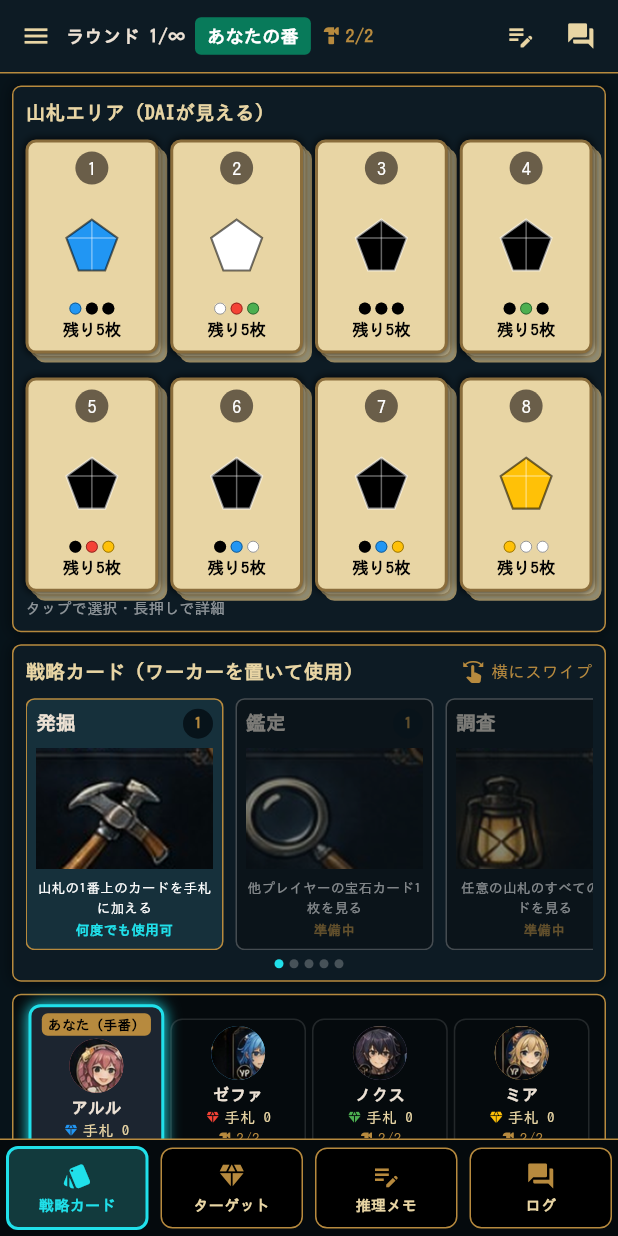
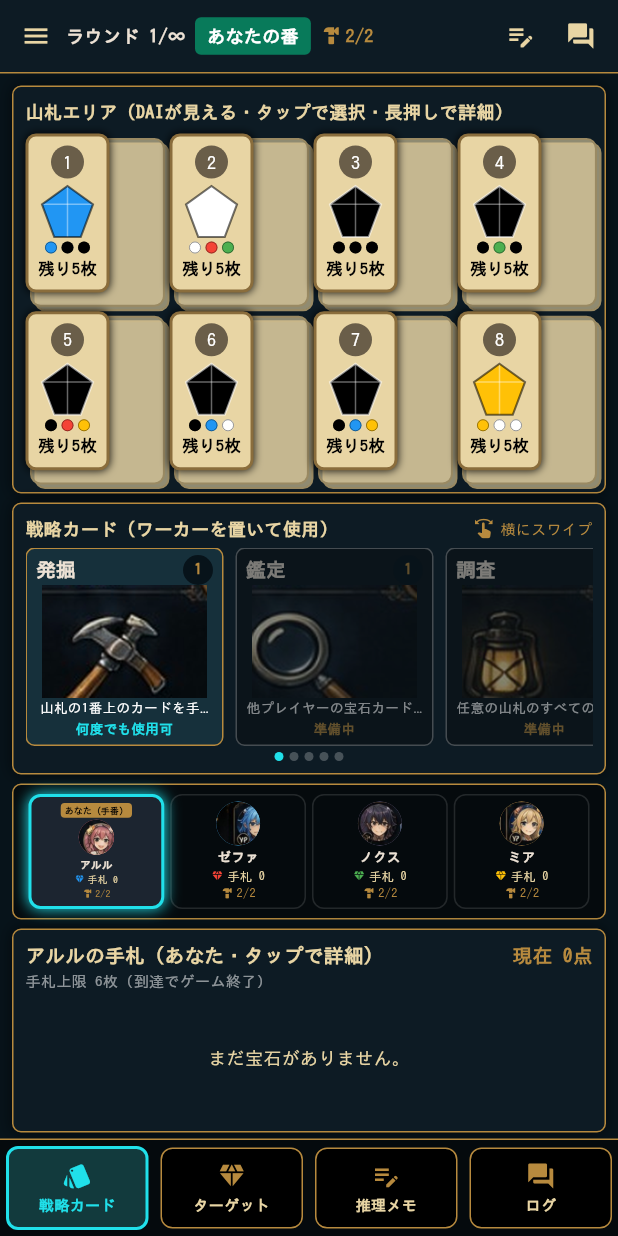
Before and after one commit to perusonao/fakedigger, a Flutter app: the screen it shows after launch, on a phone screen of 412 x 824 dp. Run offline on Flutter 3.47's test engine with Material 3 defaults, Android fonts, the phone set to English and light mode, and no system bars; our stand-ins replace flutter_riverpod, go_router.

Commit message:
スクロールせず1画面に収まるレイアウトに変更
山札・戦略カード・プレイヤー・自分の手札の4エリアをSingleChildScrollView
でスクロールさせる構成から、画面の高さをExpanded比率（6:4:2:3）で
配分して常に1画面へ収める構成に変更。

- 山札エリア：GridViewの行・列比率を固定値ではなく、実際に配分され
  た幅・高さから動的に算出するよう変更
- 戦略カードの横スクロール領域・自分の手札の横スクロール領域も、
  固定高さではなくExpandedで配分された高さに追従するよう変更
- プレイヤー表示エリアの各タイル、山札カードの中身は、狭い高さでも
  オーバーフローしないようFittedBoxで自動縮小されるようにした
  （Expandedを含むColumnはFittedBoxで包めないため、山札カードは
  Expandedを使わない固定サイズ構成に変更）
- 下部ナビゲーションの「戦略カード」タブは、常にすべてのエリアが
  画面内に収まるためスクロール動作が不要になり、タップは何もしない
  （常時強調表示のみ）
- 幅（320/375/390/430px）に加えて、高さ（568〜926px想定）でも
  オーバーフローが起きないことを確認するテストを追加

```diff
--- a/lib/main.dart
+++ b/lib/main.dart
@@ -222,50 +222,33 @@ class _GameScreenState extends ConsumerState<GameScreen> {
 }
 
 /// 6ブロックの一画面ダッシュボード。上部ステータスバーと下部ナビゲーションを
-/// 固定し、その間（山札・戦略カード・プレイヤー・自分の手札）をスクロールで
-/// 表示する。下部ナビゲーションの「戦略カード」タップで、戦略カードエリアまで
-/// スクロールする。
-class Dashboard extends ConsumerStatefulWidget {
+/// 固定し、その間（山札・戦略カード・プレイヤー・自分の手札）はスクロール
+/// させず、画面の高さに合わせて配分（[Expanded]の比率）して1画面に収める。
+class Dashboard extends StatelessWidget {
   const Dashboard({super.key});
-  @override
-  ConsumerState<Dashboard> createState() => _DashboardState();
-}
-
-class _DashboardState extends ConsumerState<Dashboard> {
-  final _strategyKey = GlobalKey();
-
-  void _scrollToStrategy() {
-    final ctx = _strategyKey.currentContext;
-    if (ctx == null) return;
-    Scrollable.ensureVisible(
-      ctx,
-      duration: const Duration(milliseconds: 300),
-      curve: Curves.easeInOut,
-    );
-  }
 
   @override
   Widget build(BuildContext context) => Column(
         children: [
           const StatusBar(),
           Expanded(
-            child: SingleChildScrollView(
+            child: Padding(
               padding: const EdgeInsets.fromLTRB(8, 8, 8, 4),
               child: Column(
                 crossAxisAlignment: CrossAxisAlignment.stretch,
-                children: [
-                  const DeckArea(),
-                  const SizedBox(height: 8),
-                  KeyedSubtree(key: _strategyKey, child: const StrategyArea()),
-                  const SizedBox(height: 8),
-                  const PlayerArea(),
-                  const SizedBox(height: 8),
-                  const HandArea(),
-                ],
-              ),
-            ),
-          ),
-          BottomNav(onStrategyTap: _scrollToStrategy),
+                children: const [
+                  Expanded(flex: 6, child: DeckArea()),
+                  SizedBox(height: 6),
+                  Expanded(flex: 4, child: StrategyArea()),
+                  SizedBox(height: 6),
+                  Expanded(flex: 2, child: PlayerArea()),
+                  SizedBox(height: 6),
+                  Expanded(flex: 3, child: HandArea()),
+                ],
+              ),
+            ),
+          ),
+          const BottomNav(),
         ],
       );
 }
@@ -386,23 +369,32 @@ class DeckArea extends ConsumerWidget {
         crossAxisAlignment: CrossAxisAlignment.start,
         children: [
           const Text(
-            '山札エリア（DAIが見える）',
+            '山札エリア（DAIが見える・タップで選択・長押しで詳細）',
             style: TextStyle(
-                color: kBeige, fontWeight: FontWeight.bold, fontSize: 13),
-          ),
-          const SizedBox(height: 8),
-          LayoutBuilder(
+                color: kBeige, fontWeight: FontWeight.bold, fontSize: 12),
+          ),
+          const SizedBox(height: 6),
+          Expanded(
+            child: LayoutBuilder(
               builder: (context, constraints) {
                 // 幅320px想定など、狭い画面では2列×4段に切り替える。
                 final narrow = constraints.maxWidth < 340;
+                final cols = narrow ? 2 : 4;
+                final rows = narrow ? 4 : 2;
+                const crossSpacing = 6.0;
+                const mainSpacing = 6.0;
+                final itemWidth =
+                    (constraints.maxWidth - crossSpacing * (cols - 1)) / cols;
+                final itemHeight =
+                    (constraints.maxHeight - mainSpacing * (rows - 1)) / rows;
+                final ratio = itemWidth / itemHeight;
                 return GridView.builder(
-                shrinkWrap: true,
                   physics: const NeverScrollableScrollPhysics(),
                   gridDelegate: SliverGridDelegateWithFixedCrossAxisCount(
-                  crossAxisCount: narrow ? 2 : 4,
-                  childAspectRatio: narrow ? 0.85 : 0.62,
-                  crossAxisSpacing: 8,
-                  mainAxisSpacing: 16,
+                    crossAxisCount: cols,
+                    childAspectRatio: ratio,
+                    crossAxisSpacing: crossSpacing,
+                    mainAxisSpacing: mainSpacing,
                   ),
                   itemCount: state.decks.length,
                   itemBuilder: (_, i) => DeckCard(
@@ -418,10 +410,6 @@ class DeckArea extends ConsumerWidget {
                 );
               },
             ),
-          const SizedBox(height: 4),
-          const Text(
-            'タップで選択・長押しで詳細',
-            style: TextStyle(color: Colors.white54, fontSize: 10),
           ),
         ],
       ),
@@ -494,6 +482,10 @@ class DeckCard extends ConsumerWidget {
                       ? const [BoxShadow(color: kSelected, blurRadius: 12)]
                       : const [BoxShadow(color: Colors.black87, blurRadius: 4)],
                 ),
+                // 計算した比率のセルに収まらない場合でも、はみ出さず
+                // 自動で縮小されるようFittedBoxで包む（Expandedは使わない）。
+                child: FittedBox(
+                  fit: BoxFit.scaleDown,
                   child: Column(
                     mainAxisSize: MainAxisSize.min,
                     children: [
@@ -502,12 +494,14 @@ class DeckCard extends ConsumerWidget {
                         backgroundColor: const Color(0xff6a5e49),
                         child: Text(
                           '${index + 1}',
-                        style:
-                            const TextStyle(color: Colors.white, fontSize: 12),
+                          style: const TextStyle(
+                              color: Colors.white, fontSize: 12),
                         ),
                       ),
                       const SizedBox(height: 2),
-                    Expanded(
+                      SizedBox(
+                        width: 40,
+                        height: 40,
                         child: Center(
                           child: deck.isEmpty
                               ? const Icon(Icons.remove_circle_outline,
@@ -535,9 +529,7 @@ class DeckCard extends ConsumerWidget {
                         ),
                         const SizedBox(height: 2),
                       ],
-                    FittedBox(
-                      fit: BoxFit.scaleDown,
-                      child: Text(
+                      Text(
                         '残り${deck.count}枚',
                         style: const TextStyle(
                           color: Colors.black,
@@ -545,8 +537,8 @@ class DeckCard extends ConsumerWidget {
                           fontSize: 11,
                         ),
                       ),
-                    ),
-                  ],
+                    ],
+                  ),
                 ),
               ),
               if (crownColor != null)
@@ -738,16 +730,17 @@ class _StrategyAreaState extends ConsumerState<StrategyArea> {
                     style: TextStyle(
                         color: kBeige,
                         fontWeight: FontWeight.bold,
-                        fontSize: 13),
-                  ),
-                ),
-                Icon(Icons.swipe, size: 16, color: kGold),
+                        fontSize: 12),
+                  ),
+                ),
+                Icon(Icons.swipe, size: 14, color: kGold),
                 SizedBox(width: 4),
-                Text('横にスワイプ', style: TextStyle(color: kGold, fontSize: 11)),
-              ],
-            ),
-            const SizedBox(height: 8),
-            LayoutBuilder(
+                Text('横にスワイプ', style: TextStyle(color: kGold, fontSize: 10)),
+              ],
+            ),
+            const SizedBox(height: 4),
+            Expanded(
+              child: LayoutBuilder(
                 builder: (context, constraints) {
                   final visible = ((constraints.maxWidth + _spacing) /
                           (_cardWidth + _spacing))
@@ -761,8 +754,7 @@ class _StrategyAreaState extends ConsumerState<StrategyArea> {
                   }
                   return Column(
                     children: [
-                    SizedBox(
-                      height: 168,
+                      Expanded(
                         child: ListView.separated(
                           controller: _controller,
                           scrollDirection: Axis.horizontal,
@@ -776,7 +768,7 @@ class _StrategyAreaState extends ConsumerState<StrategyArea> {
                           ),
                         ),
                       ),
-                    const SizedBox(height: 6),
+                      const SizedBox(height: 4),
                       Row(
                         mainAxisAlignment: MainAxisAlignment.center,
                         children: [
@@ -795,6 +787,7 @@ class _StrategyAreaState extends ConsumerState<StrategyArea> {
                     ],
                   );
                 },
+              ),
             ),
           ],
         ),
@@ -893,7 +886,7 @@ class ActionCard extends ConsumerWidget {
             : null,
         child: AnimatedContainer(
           duration: const Duration(milliseconds: 180),
-          padding: const EdgeInsets.symmetric(horizontal: 6, vertical: 6),
+          padding: const EdgeInsets.symmetric(horizontal: 6, vertical: 4),
           decoration: BoxDecoration(
             color: actionState == ActionState.comingSoon
                 ? const Color(0xff0b141a)
@@ -951,11 +944,11 @@ class ActionCard extends ConsumerWidget {
                 Text(
                   data.description,
                   textAlign: TextAlign.center,
-                  maxLines: 2,
+                  maxLines: 1,
                   overflow: TextOverflow.ellipsis,
                   style: const TextStyle(fontSize: 9, color: Colors.white),
                 ),
-                const SizedBox(height: 2),
+                const SizedBox(height: 1),
                 Text(
                   caption,
                   textAlign: TextAlign.center,
@@ -1038,6 +1031,8 @@ class PlayerTile extends StatelessWidget {
                 ? const [BoxShadow(color: kSelected, blurRadius: 8)]
                 : null,
           ),
+          child: FittedBox(
+            fit: BoxFit.scaleDown,
             child: Column(
               mainAxisSize: MainAxisSize.min,
               children: [
@@ -1096,8 +1091,8 @@ class PlayerTile extends StatelessWidget {
                   player.name,
                   maxLines: 1,
                   overflow: TextOverflow.ellipsis,
-                style:
-                    const TextStyle(fontSize: 11, fontWeight: FontWeight.bold),
+                  style: const TextStyle(
+                      fontSize: 11, fontWeight: FontWeight.bold),
                 ),
                 Row(
                   mainAxisAlignment: MainAxisAlignment.center,
@@ -1122,6 +1117,7 @@ class PlayerTile extends StatelessWidget {
                   ],
                 ),
               ],
+            ),
           ),
         ),
       );
@@ -1155,14 +1151,12 @@ class HandArea extends ConsumerWidget {
               ),
             ],
           ),
-          const SizedBox(height: 2),
           Text(
             '手札上限 $kHandLimit枚（到達でゲーム終了）',
             style: const TextStyle(color: Colors.white54, fontSize: 10),
           ),
-          const SizedBox(height: 8),
-          SizedBox(
-            height: 100,
+          const SizedBox(height: 4),
+          Expanded(
             child: me.hand.isEmpty
                 ? const Center(
                     child: Text('まだ宝石がありません。',
@@ -1300,11 +1294,11 @@ void showHandCardDetail(
   );
 }
 
-/// 6. 下部固定ナビゲーション：戦略カード（スクロール）・ターゲット・
-/// 推理メモ・ログ。
+/// 6. 下部固定ナビゲーション：戦略カード・ターゲット・推理メモ・ログ。
+/// 戦略カードは常に画面内に表示されているため、このタブは「ここに
+/// ある」ことを示す常時強調のみで、タップ動作は持たない。
 class BottomNav extends StatelessWidget {
-  const BottomNav({required this.onStrategyTap, super.key});
-  final VoidCallback onStrategyTap;
+  const BottomNav({super.key});
 
   @override
   Widget build(BuildContext context) => Consumer(
@@ -1321,7 +1315,7 @@ class BottomNav extends StatelessWidget {
                   icon: Icons.style,
                   label: '戦略カード',
                   active: true,
-                  onTap: onStrategyTap,
+                  onTap: () {},
                 ),
                 NavItem(
                   icon: Icons.diamond,
```
Also changed, not shown: 1 other file. Lines whose indentation alone changed are shown as unchanged.
